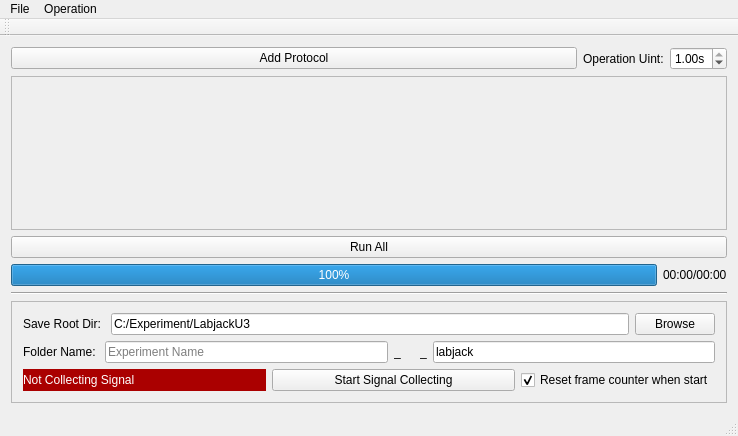
Above: SignalFlowMaster/form/labjack_u3_control_ui.ui from cyk-git/SignalFlowMaster before the change. Below: the same form after it.
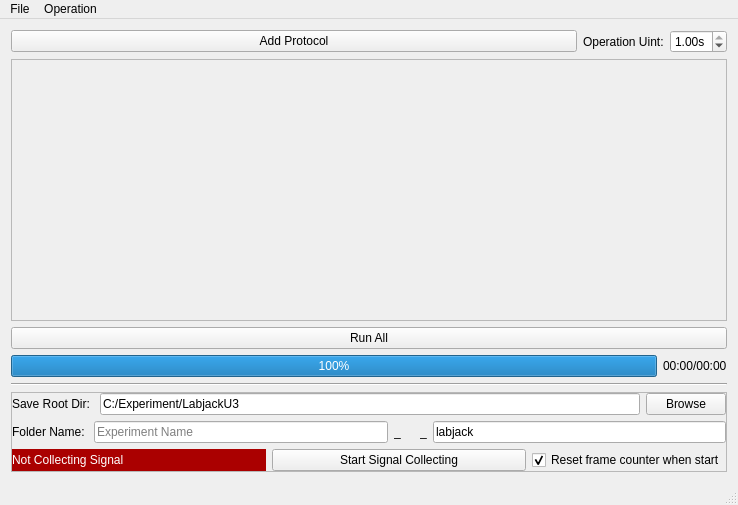
That is the form after the change.

Commit message: feat(UI): Drag-drop json file to add protocol

Diff of the .ui file:
```diff
--- a/SignalFlowMaster/form/labjack_u3_control_ui.ui
+++ b/SignalFlowMaster/form/labjack_u3_control_ui.ui
@@ -7,7 +7,7 @@
     <x>0</x>
     <y>0</y>
     <width>738</width>
-    <height>436</height>
+    <height>505</height>
    </rect>
   </property>
   <property name="windowTitle">
@@ -24,6 +24,18 @@
        <enum>QFrame::Raised</enum>
       </property>
       <layout class="QVBoxLayout" name="verticalLayout_2">
+       <property name="leftMargin">
+        <number>0</number>
+       </property>
+       <property name="topMargin">
+        <number>0</number>
+       </property>
+       <property name="rightMargin">
+        <number>0</number>
+       </property>
+       <property name="bottomMargin">
+        <number>0</number>
+       </property>
        <item>
         <layout class="QHBoxLayout" name="horizontalLayout_2">
          <item>
@@ -121,6 +133,9 @@
            <property name="text">
             <string>Not Collecting Signal</string>
            </property>
+           <property name="margin">
+            <number>4</number>
+           </property>
           </widget>
          </item>
          <item>
@@ -156,7 +171,7 @@
          <x>0</x>
          <y>0</y>
          <width>714</width>
-         <height>114</height>
+         <height>224</height>
         </rect>
        </property>
       </widget>
@@ -272,14 +287,6 @@
    <addaction name="menuFile"/>
    <addaction name="menuOperation"/>
   </widget>
-  <widget class="QToolBar" name="mainToolBar">
-   <attribute name="toolBarArea">
-    <enum>TopToolBarArea</enum>
-   </attribute>
-   <attribute name="toolBarBreak">
-    <bool>false</bool>
-   </attribute>
-  </widget>
   <widget class="QStatusBar" name="statusBar"/>
   <action name="actionReset_Frame_Counter">
    <property name="text">
```
Left out of the diff: 3 changed lines with no effect on the pictures. The commit also changes 4 other files.
